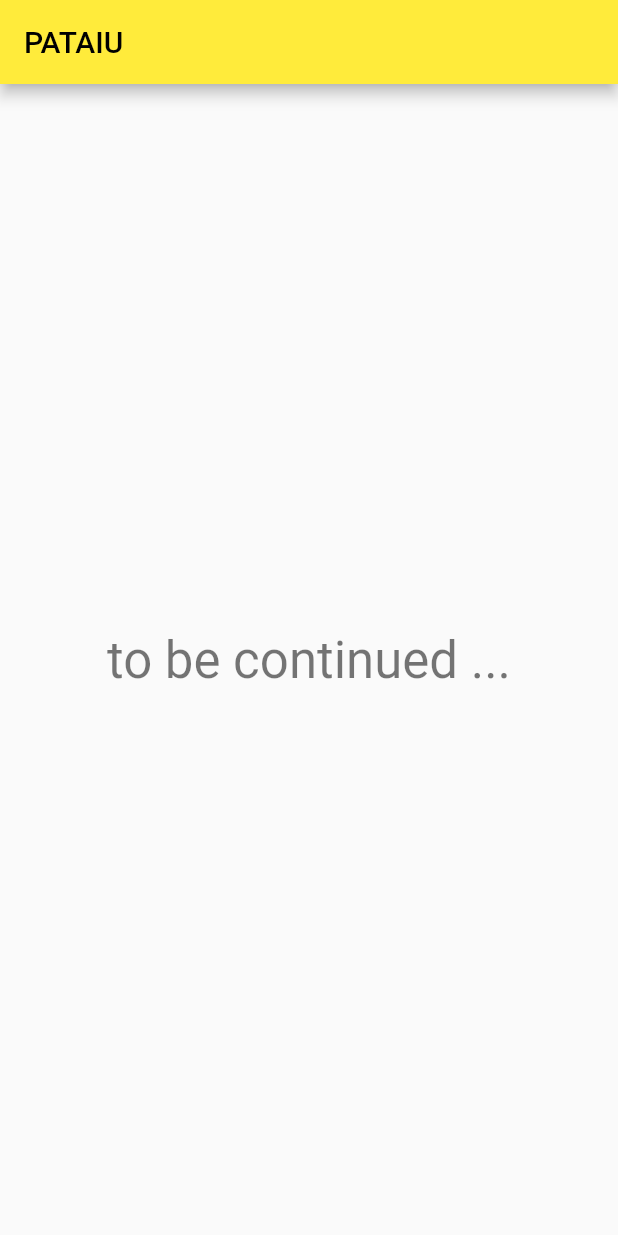
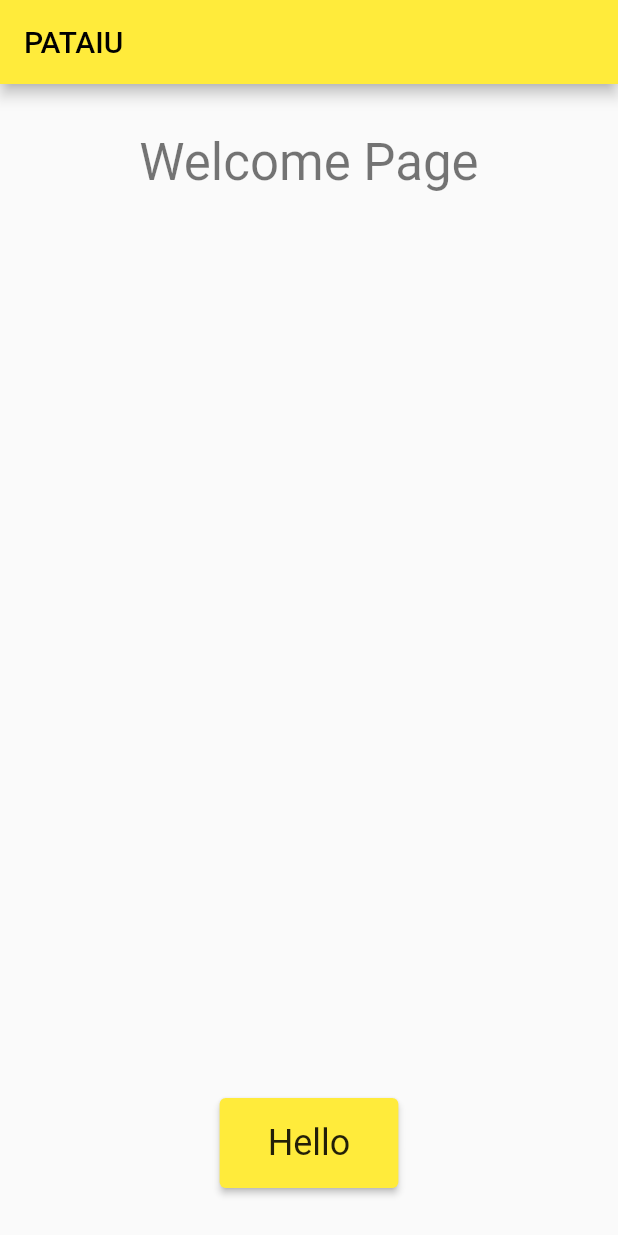
Before and after one commit to michalporeba/dangilydd, a Flutter app: the screen it shows after launch, on a phone screen of 412 x 824 dp. Run offline on Flutter 3.47's test engine with Material 2 defaults, Android fonts, the light colour scheme and no system bars.

Commit message:
simple two page navigation

```diff
--- a/lib/main.dart
+++ b/lib/main.dart
@@ -1,4 +1,5 @@
 import 'package:flutter/material.dart';
+import 'package:pataiu/pages.dart';
 
 void main() {
   runApp(const MyApp());
@@ -11,11 +12,16 @@ class MyApp extends StatelessWidget {
   @override
   Widget build(BuildContext context) {
     return MaterialApp(
-      title: 'Deep Flow',
+      title: 'PARAIU',
+      initialRoute: '/',
+      routes: {
+        '/': (context) => const WelcomePage(),
+        '/home': (context) => const HomePage()
+      },
       theme: ThemeData(
         primarySwatch: Colors.yellow,
       ),
-      home: const MyHomePage(title: 'PATAIU'),
+
     );
   }
 }
--- /dev/null
+++ b/lib/pages.dart
@@ -0,0 +1,99 @@
+import 'package:flutter/material.dart';
+
+class WelcomePage extends StatelessWidget {
+  const WelcomePage({Key? key}) : super(key: key);
+
+  @override
+  Widget build(BuildContext context) {
+    return Scaffold(
+      appBar: AppBar(title: const Text('PATAIU')),
+      body: Center(
+          child: Column(
+            children: [
+              Padding(
+                padding: const EdgeInsets.all(32.0),
+                child: Text('Welcome Page', style: Theme.of(context).textTheme.headline4),
+              ),
+              const Spacer(),
+              Padding(
+                padding: const EdgeInsets.all(32.0),
+                child: ElevatedButton(
+                    onPressed: () => Navigator.pushReplacementNamed(context, '/home'),
+                    child: Padding(
+                      padding: const EdgeInsets.all(16.0),
+                      child: Text('Hello', style: Theme.of(context).textTheme.headline5),
+                    )
+                ),
+              )
+            ]
+          )
+      ),
+    );
+  }
+}
+
+class HomePage extends StatelessWidget {
+  const HomePage({Key? key}) : super(key: key);
+
+  @override
+  Widget build(BuildContext context) {
+    return Scaffold(
+      appBar: AppBar(title: const Text('PATAIU')),
+      body: Center(
+          child: Column(
+              children: [
+                Padding(
+                  padding: const EdgeInsets.all(32.0),
+                  child: Text('Home Page', style: Theme.of(context).textTheme.headline4),
+                ),
+                const Spacer(),
+              ]
+          )
+      ),
+    );
+  }
+}
+
+class ResourcesPage extends StatelessWidget {
+  const ResourcesPage({Key? key}) : super(key: key);
+
+  @override
+  Widget build(BuildContext context) {
+    return Scaffold(
+      appBar: AppBar(title: const Text('PATAIU')),
+      body: Center(
+          child: Column(
+              children: [
+                Padding(
+                  padding: const EdgeInsets.all(32.0),
+                  child: Text('Resources Page', style: Theme.of(context).textTheme.headline4),
+                ),
+                const Spacer(),
+              ]
+          )
+      ),
+    );
+  }
+}
+
+class ActionsPage extends StatelessWidget {
+  const ActionsPage({Key? key}) : super(key: key);
+
+  @override
+  Widget build(BuildContext context) {
+    return Scaffold(
+      appBar: AppBar(title: const Text('PATAIU')),
+      body: Center(
+          child: Column(
+              children: [
+                Padding(
+                  padding: const EdgeInsets.all(32.0),
+                  child: Text('Actions Page', style: Theme.of(context).textTheme.headline4),
+                ),
+                const Spacer(),
+              ]
+          )
+      ),
+    );
+  }
+}
```
